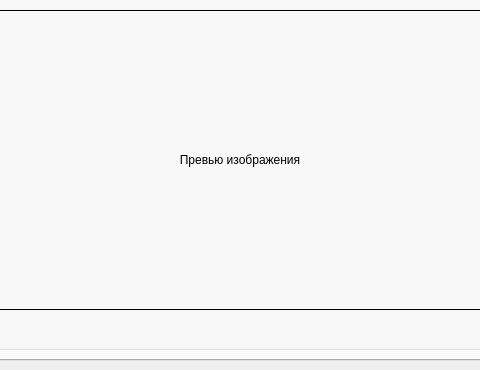
Before: the Qt Designer form MainWindow.ui in FDzerzhinsky/Qt_AngleRegressor, drawn with Qt 5; both pictures show x 160 to 640 and y 230 to 600 of the 800 by 600 pixel window.
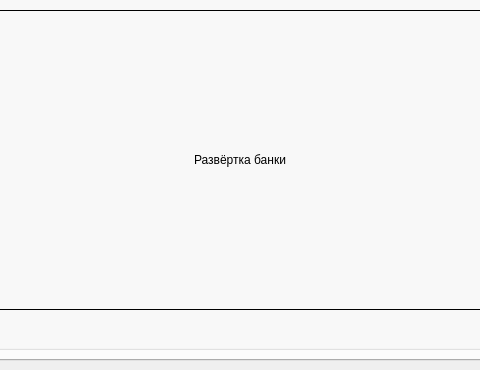
After: the same form once the commit is applied. The open tabs and pages were chosen to show the change.

Patch:
```diff
--- a/MainWindow.ui
+++ b/MainWindow.ui
@@ -178,7 +178,7 @@
               <enum>QFrame::Shape::Box</enum>
              </property>
              <property name="text">
-              <string>Превью изображения</string>
+              <string>Развёртка банки</string>
              </property>
              <property name="alignment">
               <set>Qt::AlignmentFlag::AlignCenter</set>
```
